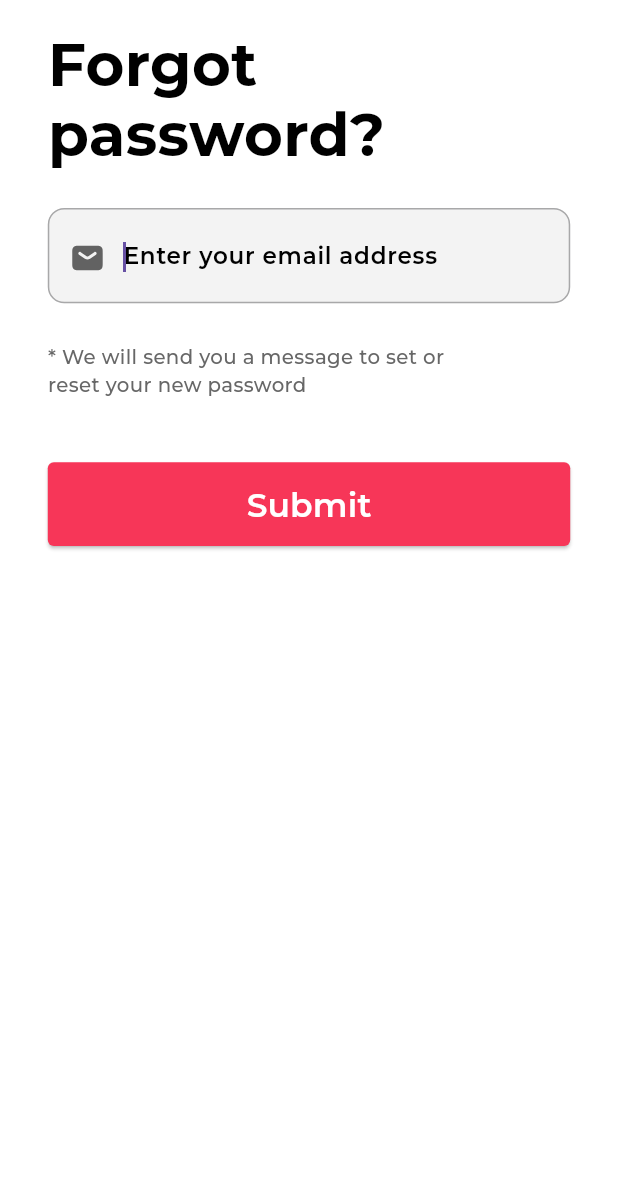
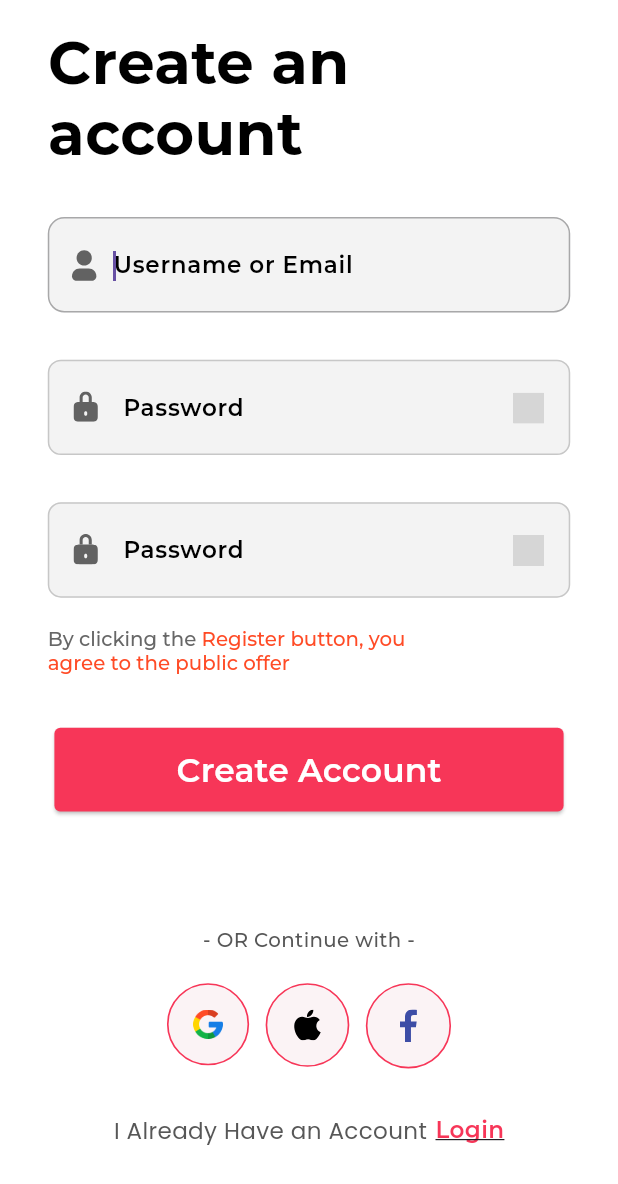
Before and after one commit to Mohamed-7018/stylish_ecommerce, a Flutter app: the screen it shows after launch, on a phone screen of 412 x 824 dp. Shown: the top 1184 px of the screen. Run offline on Flutter 3.47's test engine with Material 3 defaults, Android fonts, the phone set to English and light mode, and no system bars; our stand-ins replace auto_route, cached_network_image, connectivity_plus, device_preview, dio, flutter_bloc and 6 more; project files that could hold a hidden picture were left out; grey boxes are pictures that could not be loaded.

Commit message:
sign_up_page UI only - code not refactored yet

```diff
--- a/lib/core/router/auto_route.dart
+++ b/lib/core/router/auto_route.dart
@@ -14,7 +14,7 @@ class AppRouter extends $AppRouter {
         /// a route with the path '/' is configured to navigate to the 'OnBoardingRoute' page.
         CustomRoute(
           path: '/',
-          page: ForgetPasswordRoute.page,
+          page: SignUpRoute.page,
 
           /// TransitionsBuilder determines how the page transition animation should be performed.
           /// In this case, the 'slideBottom' transition is used, meaning the new page will slide up from the bottom.
--- /dev/null
+++ b/lib/presentation/screens/sign_up_page.dart
@@ -0,0 +1,289 @@
+import 'package:auto_route/auto_route.dart';
+import 'package:flutter/material.dart';
+import 'package:stylish_ecommerce/core/helper/localization_extension.dart';
+import 'package:stylish_ecommerce/core/utils/values.dart';
+import 'package:stylish_ecommerce/presentation/common_widget/custom_elevated_button.dart';
+import 'package:stylish_ecommerce/presentation/common_widget/custom_icon_button.dart';
+import 'package:stylish_ecommerce/presentation/common_widget/custom_image_view.dart';
+import 'package:stylish_ecommerce/presentation/common_widget/custom_text_form_field.dart';
+
+@RoutePage()
+class SignUpPage extends StatelessWidget {
+  const SignUpPage({super.key});
+
+  @override
+  Widget build(BuildContext context) {
+    return SafeArea(
+      child: Scaffold(
+        backgroundColor: GlobalAppColors.whiteA70001,
+        resizeToAvoidBottomInset: false,
+        body: Form(
+          child: Container(
+            width: double.maxFinite,
+            padding: EdgeInsets.symmetric(
+              horizontal: 29.horizontal,
+              vertical: 18.vertical,
+            ),
+            child: Column(
+              children: [
+                Align(
+                  alignment: Alignment.centerLeft,
+                  child: Text(
+                    "msg_create_an_account2".tr(context),
+                    maxLines: 2,
+                    overflow: TextOverflow.ellipsis,
+                    style: Get.textTheme.displaySmall!.copyWith(
+                      height: 1.19,
+                    ),
+                  ),
+                ),
+                SizedBox(
+                  height: 32.vertical,
+                ),
+                CustomTextFormField(
+                  fillColor: GlobalAppColors.gray10001,
+                  controller: TextEditingController(),
+                  hintText: "msg_username_or_email".tr(context),
+                  textInputType: TextInputType.emailAddress,
+                  prefix: Container(
+                    margin: EdgeInsets.fromLTRB(
+                      11.horizontal,
+                      16.vertical,
+                      3.horizontal,
+                      15.vertical,
+                    ),
+                    child: CustomImageView(
+                      imagePath: GlobalAppImages.imgUserOnerror,
+                      height: 24.adaptSize,
+                      width: 24.adaptSize,
+                    ),
+                  ),
+                  prefixConstraints: BoxConstraints(
+                    maxHeight: 55.vertical,
+                  ),
+                  validator: (value) {
+                    // if (value == null ||
+                    //     (!isValidEmail(value, isRequired: true))) {
+                    //   return "err_msg_please_enter_valid_email".tr;
+                    // }
+                    return null;
+                  },
+                  contentPadding: EdgeInsets.only(
+                    top: 20.vertical,
+                    right: 30.horizontal,
+                    bottom: 20.vertical,
+                  ),
+                ),
+                SizedBox(
+                  height: 31.vertical,
+                ),
+                CustomTextFormField(
+                  fillColor: GlobalAppColors.gray10001,
+                  controller: TextEditingController(),
+                  hintText: "lbl_password".tr(context),
+                  textInputAction: TextInputAction.done,
+                  textInputType: TextInputType.visiblePassword,
+                  prefix: Container(
+                    margin: EdgeInsets.fromLTRB(
+                      15.horizontal,
+                      17.vertical,
+                      11.horizontal,
+                      18.vertical,
+                    ),
+                    child: CustomImageView(
+                      imagePath: GlobalAppImages.imgTrophy,
+                      height: 20.vertical,
+                      width: 16.horizontal,
+                    ),
+                  ),
+                  prefixConstraints: BoxConstraints(
+                    maxHeight: 55.vertical,
+                  ),
+                  suffix: InkWell(
+                    onTap: () {},
+                    child: Container(
+                      margin: EdgeInsets.fromLTRB(30.horizontal, 18.vertical,
+                          16.horizontal, 17.vertical),
+                      child: CustomImageView(
+                        imagePath: GlobalAppImages.imgEye,
+                        height: 20.adaptSize,
+                        width: 20.adaptSize,
+                      ),
+                    ),
+                  ),
+                  suffixConstraints: BoxConstraints(
+                    maxHeight: 55.vertical,
+                  ),
+                  validator: (value) {
+                    // if (value == null ||
+                    //     (!isValidPassword(value, isRequired: true))) {
+                    //   return "err_msg_please_enter_valid_password".tr;
+                    // }
+                    return null;
+                  },
+                  obscureText: false,
+                  contentPadding: EdgeInsets.symmetric(
+                    vertical: 20.vertical,
+                  ),
+                ),
+                SizedBox(
+                  height: 31.vertical,
+                ),
+                CustomTextFormField(
+                  fillColor: GlobalAppColors.gray10001,
+                  controller: TextEditingController(),
+                  hintText: "lbl_password".tr(context),
+                  textInputAction: TextInputAction.done,
+                  textInputType: TextInputType.visiblePassword,
+                  prefix: Container(
+                    margin: EdgeInsets.fromLTRB(
+                      15.horizontal,
+                      17.vertical,
+                      11.horizontal,
+                      18.vertical,
+                    ),
+                    child: CustomImageView(
+                      imagePath: GlobalAppImages.imgTrophy,
+                      height: 20.vertical,
+                      width: 16.horizontal,
+                    ),
+                  ),
+                  prefixConstraints: BoxConstraints(
+                    maxHeight: 55.vertical,
+                  ),
+                  suffix: InkWell(
+                    onTap: () {},
+                    child: Container(
+                      margin: EdgeInsets.fromLTRB(30.horizontal, 18.vertical,
+                          16.horizontal, 17.vertical),
+                      child: CustomImageView(
+                        imagePath: GlobalAppImages.imgEye,
+                        height: 20.adaptSize,
+                        width: 20.adaptSize,
+                      ),
+                    ),
+                  ),
+                  suffixConstraints: BoxConstraints(
+                    maxHeight: 55.vertical,
+                  ),
+                  validator: (value) {
+                    // if (value == null ||
+                    //     (!isValidPassword(value, isRequired: true))) {
+                    //   return "err_msg_please_enter_valid_password".tr;
+                    // }
+                    return null;
+                  },
+                  obscureText: false,
+                  contentPadding: EdgeInsets.symmetric(
+                    vertical: 20.vertical,
+                  ),
+                ),
+                SizedBox(height: 19.vertical),
+                Align(
+                  alignment: Alignment.centerLeft,
+                  child: Container(
+                    width: 251.horizontal,
+                    margin: EdgeInsets.only(right: 64.horizontal),
+                    child: RichText(
+                      text: TextSpan(
+                        children: [
+                          TextSpan(
+                            text: "lbl_by_clicking_the".tr(context),
+                            style: CustomTextStyles.bodySmallGray700,
+                          ),
+                          TextSpan(
+                            text: "msg_register_button".tr(context),
+                            style: CustomTextStyles.bodySmallSecondaryContainer,
+                          ),
+                        ],
+                      ),
+                      textAlign: TextAlign.left,
+                    ),
+                  ),
+                ),
+                SizedBox(height: 35.vertical),
+                CustomElevatedButton(
+                  text: "lbl_create_account".tr(context),
+                  margin: EdgeInsets.symmetric(horizontal: 4.horizontal),
+                ),
+                SizedBox(height: 75.vertical),
+                Text(
+                  "msg_or_continue_with".tr(context),
+                  style: CustomTextStyles.labelLargeGray70001,
+                ),
+                SizedBox(height: 19.vertical),
+                Row(
+                  mainAxisAlignment: MainAxisAlignment.center,
+                  children: [
+                    Padding(
+                      padding: EdgeInsets.only(bottom: 2.vertical),
+                      child: CustomIconButton(
+                        height: 54.adaptSize,
+                        width: 54.adaptSize,
+                        padding: EdgeInsets.all(15.horizontal),
+                        decoration: IconButtonStyleHelper.outlinePrimary,
+                        child: CustomImageView(
+                          imagePath: GlobalAppImages.imgGoogle,
+                        ),
+                      ),
+                    ),
+                    Padding(
+                      padding: EdgeInsets.only(
+                        left: 10.horizontal,
+                        bottom: 1.vertical,
+                      ),
+                      child: CustomIconButton(
+                        height: 55.adaptSize,
+                        width: 55.adaptSize,
+                        padding: EdgeInsets.all(15.horizontal),
+                        decoration: IconButtonStyleHelper.outlinePrimary,
+                        child: CustomImageView(
+                          imagePath: GlobalAppImages.imgApple1,
+                        ),
+                      ),
+                    ),
+                    Padding(
+                      padding: EdgeInsets.only(left: 10.horizontal),
+                      child: CustomIconButton(
+                        height: 56.adaptSize,
+                        width: 56.adaptSize,
+                        padding: EdgeInsets.all(15.horizontal),
+                        decoration: IconButtonStyleHelper.outlinePrimary,
+                        child: CustomImageView(
+                          imagePath: GlobalAppImages.imgFacebookAppSymbol,
+                        ),
+                      ),
+                    ),
+                  ],
+                ),
+                SizedBox(height: 29.vertical),
+                Row(
+                  mainAxisAlignment: MainAxisAlignment.center,
+                  children: [
+                    Text(
+                      "msg_i_already_have_an".tr(context),
+                      style: CustomTextStyles.bodyMediumPoppinsGray70001,
+                    ),
+                    Padding(
+                      padding: EdgeInsets.only(
+                        left: 5.horizontal,
+                        bottom: 3.vertical,
+                      ),
+                      child: Text(
+                        "lbl_login".tr(context),
+                        style: CustomTextStyles.titleSmallPrimary.copyWith(
+                          decoration: TextDecoration.underline,
+                        ),
+                      ),
+                    ),
+                  ],
+                ),
+                SizedBox(height: 5.vertical),
+              ],
+            ),
+          ),
+        ),
+      ),
+    );
+  }
+}
```
Also changed, not shown: lib/core/router/auto_route.gr.dart.
